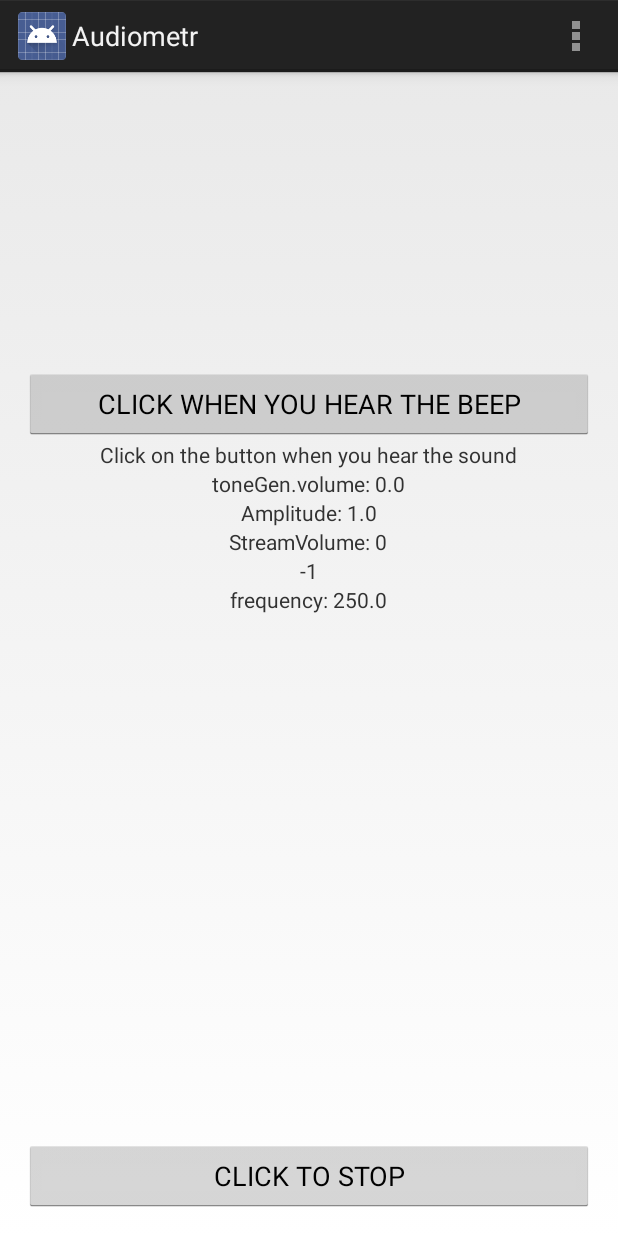
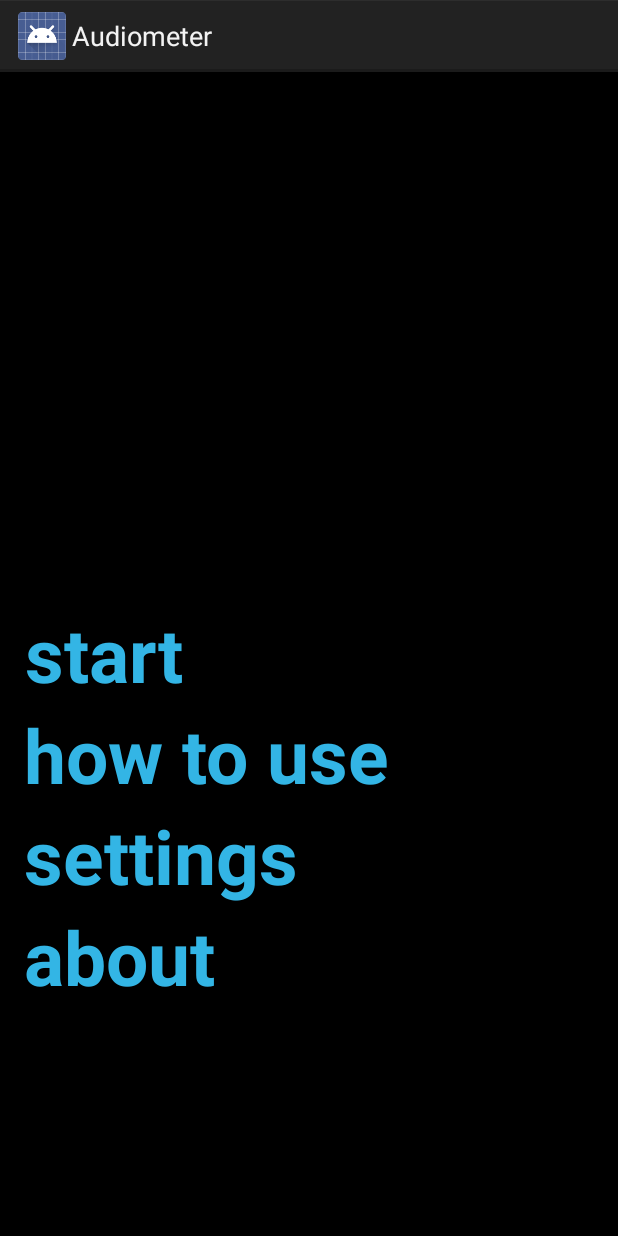
Before and after one commit to mkusm/audiometer, an Android app: the screen it shows after launch (MainActivity), on a phone screen of 412 x 824 dp. Run offline under Robolectric (Android 15) with nearby library versions, the phone set to English and light mode, and no system bars.

Commit message:
Changes: -starts when start is clicked -audio goes up automatically every 4s in 11 modes -audio start from lowest, unhearable -goes through frequencies 250, 500, 1000, 2000, 4000, 8000 -allows to click when freq heard and posts result after all frequencies are done -only works with right ear at the moment -interface redone -examination has its own activity -buttons for settings, about and 'how to' wait to be implemented'

```diff
--- a/app/src/main/java/com/skradacz/audiometer/MainActivity.java
+++ b/app/src/main/java/com/skradacz/audiometer/MainActivity.java
@@ -2,200 +2,82 @@ package com.skradacz.audiometer;
 
 import android.app.Activity;
 import android.app.AlertDialog;
-import android.content.Context;
-import android.media.AudioManager;
+import android.content.Intent;
 import android.os.Bundle;
-import android.os.Handler;
-import android.view.Menu;
-import android.view.MenuItem;
 import android.view.View;
-import android.view.WindowManager;
-import android.widget.Button;
 import android.widget.TextView;
-
 
 
 public class MainActivity extends Activity {
 
-    public Button button, button2;
-    public TextView textview2, textview3, textview4, textview5, textview6;
-
-    public AudioManager audioManager;
-    public ToneGen toneGen;
-    private Handler handler = new Handler();
-    StringBuilder stringBuilder = new StringBuilder();
-
-    public double frequency = 250;                  // toneGen frequency
-    public int duration = 6;                        // toneGen duration in seconds
-    public double amplitude = 1.0f;                 // toneGen amplitude
-
-    public int time = 0;                            // VolumeUp time counter
-    public int delay = 1000 * 4;                    // 1000 = 1s; time it takes for VolumeUp to post
-
-    public int mode = 0;
-    public boolean stop = false;
-    public String result;
-    //public double freqChecker = 1;
-
+    public TextView textView1Start, textView2HowTo, textView3Settings, textView4About;
 
     @Override
     protected void onCreate(Bundle savedInstanceState) {
         super.onCreate(savedInstanceState);
         setContentView(R.layout.activity_main);
-        getWindow().addFlags(WindowManager.LayoutParams.FLAG_KEEP_SCREEN_ON);
 
-        button = (Button) findViewById(R.id.button);
-        button2 = (Button) findViewById(R.id.button2);
+        textView1Start = (TextView) findViewById(R.id.click_here);
+        textView2HowTo = (TextView) findViewById(R.id.click_here2);
+        textView3Settings = (TextView) findViewById(R.id.click_here3);
+        textView4About = (TextView) findViewById(R.id.click_here4);
 
-        textview2 = (TextView) findViewById(R.id.textView2);
-        textview3 = (TextView) findViewById(R.id.textView3);
-        textview4 = (TextView) findViewById(R.id.textView4);
-        textview5 = (TextView) findViewById(R.id.textView5);
-        textview6 = (TextView) findViewById(R.id.textView6);
-
-        audioManager = (AudioManager)getSystemService(Context.AUDIO_SERVICE);
-
-        textview2.setText("toneGen.volume: " + String.valueOf(mode/10f));
-        textview3.setText("Amplitude: " + String.valueOf(amplitude));
-        textview4.setText("StreamVolume: " + String.valueOf(audioManager.getStreamVolume(
-                AudioManager.STREAM_MUSIC)));
-        textview5.setText(String.valueOf(mode-1));
-        textview6.setText("frequency: " + String.valueOf(frequency));
-
-        button.setText("CLICK WHEN YOU HEAR THE BEEP");
-        button.setOnClickListener(new View.OnClickListener() {
+        textView1Start.setOnClickListener(new View.OnClickListener() {
             @Override
             public void onClick(View v) {
-                //TODO
-                //if (freqChecker != frequency) {
-                    //'if' makes sure frequency changed before button was clicked
-                    stringBuilder.append("For freq " + frequency + " mode is " + mode + "\n");
-                    mode = 11;
-                    if (frequency==8000) {
-                        result = stringBuilder.toString();
-                        AlertDialog.Builder builder = new AlertDialog.Builder(MainActivity.this);
-                        builder.setTitle("RESULT");
-                        builder.setMessage(result);
-                        builder.setPositiveButton(android.R.string.ok, null);
-                        AlertDialog dialog = builder.create();
-                        dialog.show();
-                    }
-                    //freqChecker = frequency;
-                //}
+                Intent intent = new Intent(MainActivity.this, ExaminationActivity.class);
+                MainActivity.this.startActivity(intent);
+            }
+        });
+
+        textView2HowTo.setOnClickListener(new View.OnClickListener() {
+            @Override
+            public void onClick(View v) {
 
             }
         });
 
-        button2.setText("CLICK TO STOP");
-        button2.setOnClickListener(new View.OnClickListener() {
+        textView3Settings.setOnClickListener(new View.OnClickListener() {
             @Override
             public void onClick(View v) {
-                stop = true;
-                toneGen.stop();
+                //todo
             }
         });
 
-        audioManager.setStreamVolume(AudioManager.STREAM_MUSIC, 1, 0);
+        textView4About.setOnClickListener(new View.OnClickListener() {
+            @Override
+            public void onClick(View v) {
+                AlertDialog.Builder builder = new AlertDialog.Builder(MainActivity.this);
+                builder.setTitle("About");
+                builder.setMessage(
+                        "Made by Michał Kuśmierczyk/n" +
+                        "");
+                builder.setPositiveButton(android.R.string.ok, null);
+                AlertDialog dialog = builder.create();
+                dialog.show();
+            }
+        });
 
-        toneGen = new ToneGen(frequency, duration, amplitude);
-        toneGen.play();
-
-        VolumeUp();
 
     }
 
-    private void VolumeUp(){
-            // gets volumeChanger running every 'delay' seconds
-            handler.postDelayed(volumeChanger, delay);
-        }
-
-    private Runnable volumeChanger = new Runnable() {
-        @Override
-        public void run() {
-
-            if (mode == 11) {
-                mode = 0;
-                if (frequency == 0){
-                    frequency = 250;
-                }else if (frequency == 250) {
-                    frequency = 500;
-                }else if (frequency == 500) {
-                    frequency = 1000;
-                }else if (frequency == 1000) {
-                    frequency = 2000;
-                }else if (frequency == 2000) {
-                    frequency = 4000;
-                }else if (frequency == 4000) {
-                    frequency = 8000;
-                }else if (frequency == 8000) {
-                    stop = true;
-                }
-            }
-
-            if (!stop){
-
-                if (mode == 0) {
-                    audioManager.setStreamVolume(AudioManager.STREAM_MUSIC, 1, 0);
-                    amplitude = 1.0;
-                }else if (mode == 1) {
-                    audioManager.setStreamVolume(AudioManager.STREAM_MUSIC, 1, 0);
-                    amplitude = 1.1;
-                }else if (mode == 2) {
-                    audioManager.setStreamVolume(AudioManager.STREAM_MUSIC, 1, 0);
-                    amplitude = 1.2;
-                }else if (mode > 2 && mode < 9) {
-                    audioManager.setStreamVolume(AudioManager.STREAM_MUSIC, 1, 0);
-                    amplitude = (Math.pow(2, mode-2));
-                }else if (mode == 9){
-                    audioManager.setStreamVolume(AudioManager.STREAM_MUSIC, 3, 0);
-                    amplitude = 128;
-                }else if (mode == 10){
-                    audioManager.setStreamVolume(AudioManager.STREAM_MUSIC, 6, 0);
-                    amplitude = 128;
-                }
-                toneGen.stop();
-                toneGen = new ToneGen(frequency, duration, amplitude);
-                toneGen.play();
-                toneGen.volume(0.0f, mode/10f);
-                mode++;
-
-                time++;
-                //textview2.setText("toneGen.volume: " + String.valueOf(mode/10f));
-                //textview3.setText("Amplitude: " + String.valueOf(amplitude));
-                //textview4.setText("StreamVolume: " + String.valueOf(audioManager.getStreamVolume(
-                //        AudioManager.STREAM_MUSIC)));
-                //textview5.setText(String.valueOf(mode-1));
-                //textview6.setText("frequency: " + String.valueOf(frequency));
-
-                VolumeUp();
-            }
-
-        }
-    };
-
-    @Override
-    public void onPause(){
-        super.onPause();
-        toneGen.stop();
-    }
-
-    @Override
-    public boolean onCreateOptionsMenu(Menu menu) {
-        // Inflate the menu; this adds items to the action bar if it is present.
-        getMenuInflater().inflate(R.menu.main, menu);
-        return true;
-    }
-
-    @Override
-    public boolean onOptionsItemSelected(MenuItem item) {
-        // Handle action bar item clicks here. The action bar will
-        // automatically handle clicks on the Home/Up button, so long
-        // as you specify a parent activity in AndroidManifest.xml.
-        int id = item.getItemId();
-        if (id == R.id.action_settings) {
-            return true;
-        }
-        return super.onOptionsItemSelected(item);
-    }
+//    @Override
+//    public boolean onCreateOptionsMenu(Menu menu) {
+//        // Inflate the menu; this adds items to the action bar if it is present.
+//        getMenuInflater().inflate(R.menu.main, menu);
+//        return true;
+//    }
+//
+//    @Override
+//    public boolean onOptionsItemSelected(MenuItem item) {
+//        // Handle action bar item clicks here. The action bar will
+//        // automatically handle clicks on the Home/Up button, so long
+//        // as you specify a parent activity in AndroidManifest.xml.
+//        int id = item.getItemId();
+//        if (id == R.id.action_settings) {
+//            return true;
+//        }
+//        return super.onOptionsItemSelected(item);
+//    }
 
 }
--- /dev/null
+++ b/app/src/main/res/color/text_color.xml
@@ -0,0 +1,5 @@
+<?xml version="1.0" encoding="utf-8"?>
+<selector xmlns:android="http://schemas.android.com/apk/res/android">
+    <item android:state_pressed="true" android:color="#003300" />
+    <item android:color="#33b5e5"/>
+</selector>
--- a/app/src/main/res/layout/activity_main.xml
+++ b/app/src/main/res/layout/activity_main.xml
@@ -6,74 +6,56 @@
     android:paddingRight="@dimen/activity_horizontal_margin"
     android:paddingTop="@dimen/activity_vertical_margin"
     android:paddingBottom="@dimen/activity_vertical_margin"
-    tools:context=".MainActivity">
+    tools:context=".MainActivity"
+    android:background="@android:color/background_dark">
 
-    <Button
-        android:layout_width="match_parent"
-        android:layout_height="wrap_content"
-        android:text="Button2"
-        android:id="@+id/button2"
-        android:layout_alignParentBottom="true"
-        android:layout_alignParentLeft="true"
-        android:layout_alignParentStart="true" />
-
-    <Button
-        android:layout_width="match_parent"
-        android:layout_height="wrap_content"
-        android:text="Button1"
-        android:id="@+id/button"
-        android:layout_marginTop="181dp"
-        android:layout_alignParentTop="true"
-        android:layout_alignParentLeft="true"
-        android:layout_alignParentStart="true" />
-
-    <TextView
+    <TextView android:id="@+id/click_here"
         android:layout_width="wrap_content"
         android:layout_height="wrap_content"
-        android:text="@string/sound_hear_textview"
-        android:id="@+id/textView"
-        android:layout_below="@+id/button"
-        android:layout_centerHorizontal="true" />
-
-    <TextView
+        android:keepScreenOn="true"
+        android:textColor="@color/text_color"
+        android:textStyle="bold"
+        android:textSize="50sp"
+        android:gravity="center"
+        android:text="start"
+        android:clickable="true"
+        android:layout_centerVertical="true"
+        android:onClick=""/>
+    <TextView android:id="@+id/click_here2"
         android:layout_width="wrap_content"
         android:layout_height="wrap_content"
-        android:text="New Text"
-        android:id="@+id/textView2"
-        android:layout_below="@+id/textView"
-        android:layout_centerHorizontal="true" />
-
-    <TextView
+        android:keepScreenOn="true"
+        android:textColor="@color/text_color"
+        android:textStyle="bold"
+        android:textSize="50sp"
+        android:gravity="center"
+        android:text="how to use"
+        android:clickable="true"
+        android:layout_below="@+id/click_here"
+        android:onClick=""/>
+    <TextView android:id="@+id/click_here3"
         android:layout_width="wrap_content"
         android:layout_height="wrap_content"
-        android:text="New Text"
-        android:id="@+id/textView3"
-        android:layout_below="@+id/textView2"
-        android:layout_centerHorizontal="true" />
-
-    <TextView
+        android:keepScreenOn="true"
+        android:textColor="@color/text_color"
+        android:textStyle="bold"
+        android:textSize="50sp"
+        android:gravity="center"
+        android:text="settings"
+        android:clickable="true"
+        android:layout_below="@id/click_here2"
+        android:onClick=""/>
+    <TextView android:id="@+id/click_here4"
         android:layout_width="wrap_content"
         android:layout_height="wrap_content"
-        android:text="New Text"
-        android:id="@+id/textView4"
-        android:layout_below="@+id/textView3"
-        android:layout_centerHorizontal="true" />
-
-    <TextView
-        android:layout_width="wrap_content"
-        android:layout_height="wrap_content"
-        android:text="New Text"
-        android:id="@+id/textView5"
-        android:layout_below="@+id/textView4"
-        android:layout_centerHorizontal="true" />
-
-    <TextView
-        android:layout_width="wrap_content"
-        android:layout_height="wrap_content"
-        android:text="New Text"
-        android:id="@+id/textView6"
-        android:layout_below="@+id/textView5"
-        android:layout_centerHorizontal="true" />
-
+        android:keepScreenOn="true"
+        android:textColor="@color/text_color"
+        android:textStyle="bold"
+        android:textSize="50sp"
+        android:gravity="center"
+        android:text="about"
+        android:clickable="true"
+        android:layout_below="@id/click_here3"
+        android:onClick=""/>
 
 </RelativeLayout>
--- a/app/src/main/res/values/strings.xml
+++ b/app/src/main/res/values/strings.xml
@@ -1,10 +1,11 @@
 <?xml version="1.0" encoding="utf-8"?>
 <resources>
 
-    <string name="app_name">Audiometr</string>
+    <string name="app_name">Audiometer</string>
     <string name="hello_world">Hello world!</string>
     <string name="action_settings">Settings</string>
-    <string name="sound_hear_textview">Click on the button when you hear the sound</string>
+    <string name="sound_hear_text_view">Click here when you hear the sound</string>
     <string name="exit_button_label">Exit</string>
+    <string name="title_activity_examination">Examination</string>
 
 </resources>
```
Also changed, not shown: app/src/main/AndroidManifest.xml (+15 -10 lines), app/src/main/java/com/skradacz/audiometer/ExaminationActivity.java (added, +190 -0 lines), app/src/main/java/com/skradacz/audiometer/ToneGen.java (+8 -2 lines), app/src/main/res/layout/activity_examination.xml (added, +70 -0 lines), app/src/main/res/menu/examination.xml (added, +8 -0 lines), 2 other files.
